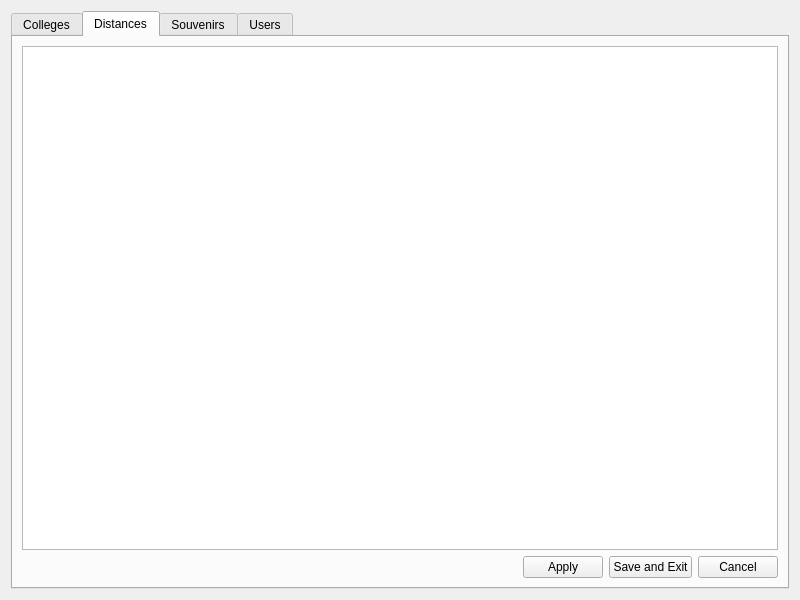
Above: CollegeCampusesProject2/views/adminpanel.ui from Ryoung04/College-Touring-Group-B before the change. Below: the same form after it.
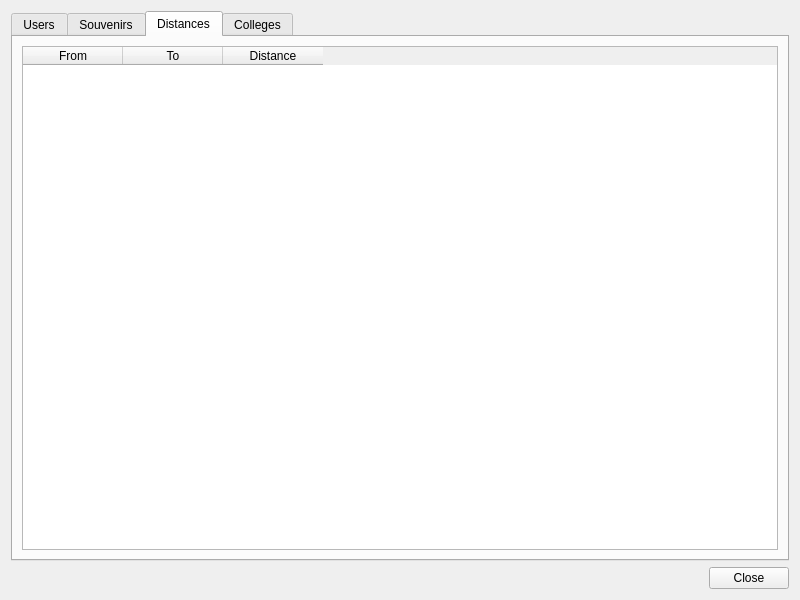
That is the form after the change. The open tabs and pages were chosen to show the change.

```diff
--- a/CollegeCampusesProject2/views/adminpanel.ui
+++ b/CollegeCampusesProject2/views/adminpanel.ui
@@ -19,9 +19,9 @@
      <property name="currentIndex">
       <number>0</number>
      </property>
-     <widget class="QWidget" name="collegesTab">
+     <widget class="QWidget" name="usersTab">
       <attribute name="title">
-       <string>Colleges</string>
+       <string>Users</string>
       </attribute>
       <layout class="QVBoxLayout" name="verticalLayout_2">
        <item>
@@ -61,18 +61,25 @@
        </item>
       </layout>
      </widget>
-     <widget class="QWidget" name="distancesTab">
+     <widget class="QWidget" name="souvenirsTab">
       <attribute name="title">
-       <string>Distances</string>
+       <string>Souvenirs</string>
       </attribute>
       <layout class="QVBoxLayout" name="verticalLayout_3">
        <item>
-        <widget class="QTableWidget" name="distancesTable"/>
-       </item>
-       <item>
-        <layout class="QHBoxLayout" name="distancesButtonLayout">
+        <layout class="QHBoxLayout" name="horizontalLayout_3">
          <item>
-          <spacer name="distancesHorizontalSpacer">
+          <widget class="QLabel" name="label">
+           <property name="text">
+            <string>College:</string>
+           </property>
+          </widget>
+         </item>
+         <item>
+          <widget class="QComboBox" name="souvenirCollegeCombo"/>
+         </item>
+         <item>
+          <spacer name="horizontalSpacer_2">
            <property name="orientation">
             <enum>Qt::Horizontal</enum>
            </property>
@@ -84,36 +91,8 @@
            </property>
           </spacer>
          </item>
-         <item>
-          <widget class="QPushButton" name="distancesApplyButton">
-           <property name="text">
-            <string>Apply</string>
-           </property>
-          </widget>
-         </item>
-         <item>
-          <widget class="QPushButton" name="distancesSaveExitButton">
-           <property name="text">
-            <string>Save and Exit</string>
-           </property>
-          </widget>
-         </item>
-         <item>
-          <widget class="QPushButton" name="distancesCancelButton">
-           <property name="text">
-            <string>Cancel</string>
-           </property>
-          </widget>
-         </item>
         </layout>
        </item>
-      </layout>
-     </widget>
-     <widget class="QWidget" name="souvenirsTab">
-      <attribute name="title">
-       <string>Souvenirs</string>
-      </attribute>
-      <layout class="QVBoxLayout" name="verticalLayout_4">
        <item>
         <layout class="QHBoxLayout" name="horizontalLayout_3">
          <item>
@@ -172,9 +151,35 @@
        </item>
       </layout>
      </widget>
-     <widget class="QWidget" name="usersTab">
+     <widget class="QWidget" name="distancesTab">
       <attribute name="title">
-       <string>Users</string>
+       <string>Distances</string>
+      </attribute>
+      <layout class="QVBoxLayout" name="verticalLayout_4">
+       <item>
+        <widget class="QTableWidget" name="distancesTable">
+         <column>
+          <property name="text">
+           <string>From</string>
+          </property>
+         </column>
+         <column>
+          <property name="text">
+           <string>To</string>
+          </property>
+         </column>
+         <column>
+          <property name="text">
+           <string>Distance</string>
+          </property>
+         </column>
+        </widget>
+       </item>
+      </layout>
+     </widget>
+     <widget class="QWidget" name="collegesTab">
+      <attribute name="title">
+       <string>Colleges</string>
       </attribute>
       <layout class="QVBoxLayout" name="verticalLayout_5">
        <item>
@@ -230,6 +235,30 @@
      </widget>
     </widget>
    </item>
+   <item>
+    <layout class="QHBoxLayout" name="horizontalLayout_2">
+     <item>
+      <spacer name="horizontalSpacer">
+       <property name="orientation">
+        <enum>Qt::Horizontal</enum>
+       </property>
+       <property name="sizeHint" stdset="0">
+        <size>
+         <width>40</width>
+         <height>20</height>
+        </size>
+       </property>
+      </spacer>
+     </item>
+     <item>
+      <widget class="QPushButton" name="closeButton">
+       <property name="text">
+        <string>Close</string>
+       </property>
+      </widget>
+     </item>
+    </layout>
+   </item>
   </layout>
  </widget>
  <resources/>
```
Left out of the diff: 122 changed lines with no effect on the pictures.
